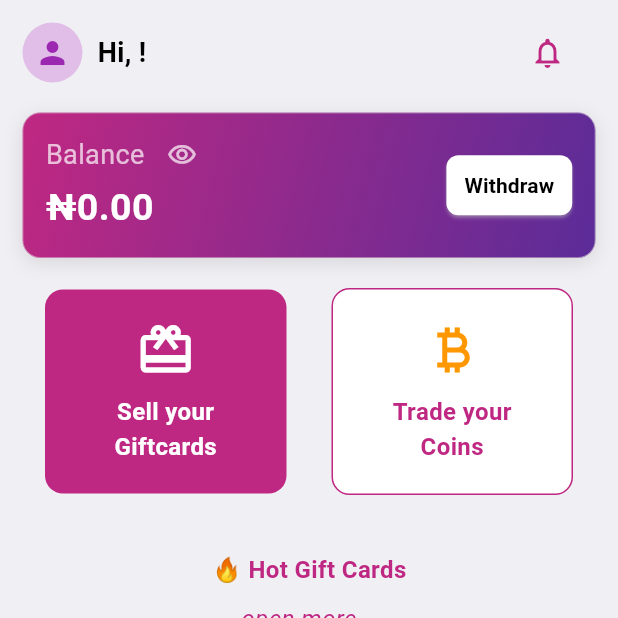
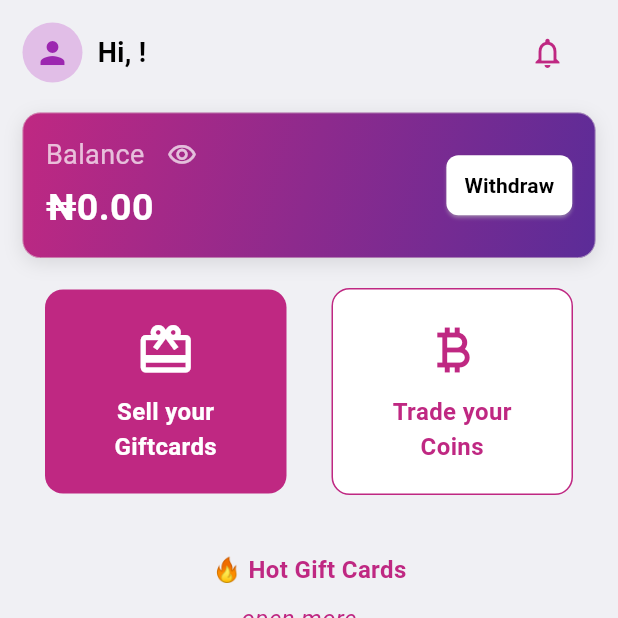
Before and after one commit to etineh/Legitcards-user-app, a Flutter app: the DashboardScreen screen opened directly with empty values, on a phone screen of 412 x 824 dp, the top half of it. Run offline on Flutter 3.47's test engine with Material 3 defaults, Android fonts, the phone set to English and light mode, and no system bars; our stand-ins replace awesome_notifications, cached_network_image, device_info_plus, firebase_auth, firebase_core, firebase_database and 10 more; missing offline and left inert: cloudinary_public, encrypt; accounts and stored records are empty; network calls fail.

```diff
--- a/lib/Utilities/adjust_utils.dart
+++ b/lib/Utilities/adjust_utils.dart
@@ -194,4 +194,29 @@ class AdjustUtils {
       return words[0][0].toUpperCase();
     }
   }
+
+  static final _random = Random();
+
+  // Common Nigerian prefixes
+  static const List<String> _prefixes = [
+    "070",
+    "080",
+    "081",
+    "090",
+    "091",
+    "071",
+  ];
+
+  /// Generates a random 11-digit Nigerian phone number
+  static String randomNGNumber() {
+    final prefix = _prefixes[_random.nextInt(_prefixes.length)];
+
+    // generate the remaining 8 digits
+    StringBuffer buffer = StringBuffer(prefix);
+    for (int i = 0; i < 8; i++) {
+      buffer.write(_random.nextInt(10)); // 0–9
+    }
+
+    return normalizePhone(buffer.toString());
+  }
 }
--- a/lib/constants/k.dart
+++ b/lib/constants/k.dart
@@ -54,6 +54,7 @@ class K {
 
   static const VERSION_CODE = "16017";
   static const VERSION_NAME = "1.28.0";
+  static const iOS_VERSION_CODE = "5";
 
   static bool isAndroid() {
     return Platform.isAndroid;
--- a/lib/data/models/auth_model.dart
+++ b/lib/data/models/auth_model.dart
@@ -4,7 +4,7 @@ class UpdateUserM {
   String? userid;
   final String firstname;
   final String lastname;
-  final String phoneNumber;
+  final String? phoneNumber;
   // String? email;
   final String password;
   final String gender;
@@ -14,7 +14,7 @@ class UpdateUserM {
     required this.userid,
     required this.firstname,
     required this.lastname,
-    required this.phoneNumber,
+    this.phoneNumber,
     // required this.email,
     required this.password,
     required this.gender,
@@ -53,7 +53,7 @@ class UserNavigationData {
 class SignModel {
   final String email;
   final String password;
-  final String phoneNumber;
+  final String? phoneNumber;
   final String devicename;
   final String devicetype;
   final String deviceos;
@@ -61,7 +61,7 @@ class SignModel {
   SignModel({
     required this.email,
     required this.password,
-    required this.phoneNumber,
+    this.phoneNumber,
     required this.devicename,
     required this.devicetype,
     required this.deviceos,
--- a/lib/screens/dashboard/dashboard_screen.dart
+++ b/lib/screens/dashboard/dashboard_screen.dart
@@ -126,15 +126,13 @@ class _DashboardScreenState extends State<DashboardScreen> {
                 currentIndex = index;
               });
             },
-            items: [
-              const BottomNavigationBarItem(
-                  icon: Icon(Icons.home), label: "Home"),
-              const BottomNavigationBarItem(
+            items: const [
+              BottomNavigationBarItem(icon: Icon(Icons.home), label: "Home"),
+              BottomNavigationBarItem(
                   icon: Icon(Icons.card_giftcard), label: "Cards"),
-              if (Platform.isAndroid)
-                const BottomNavigationBarItem(
-                    icon: Icon(Icons.currency_bitcoin), label: "Coins"),
-              const BottomNavigationBarItem(
+              BottomNavigationBarItem(
+                  icon: Icon(Icons.currency_bitcoin), label: "Coins"),
+              BottomNavigationBarItem(
                   icon: Icon(Icons.history), label: "History"),
             ],
           ),
@@ -169,14 +167,10 @@ class _DashboardScreenState extends State<DashboardScreen> {
           transferSelectCard: card,
         );
       case 2:
-        return Platform.isIOS
-            ? HistoryScreen(
-                userProfileM: userProfileM,
-              )
-            : CoinScreen(
-                userProfileM: userProfileM,
-                onTabChange: onTabChange,
-              );
+        return CoinScreen(
+          userProfileM: userProfileM,
+          onTabChange: onTabChange,
+        );
       case 3:
         return HistoryScreen(
           userProfileM: userProfileM,
--- a/lib/screens/dashboard/home/home_screen.dart
+++ b/lib/screens/dashboard/home/home_screen.dart
@@ -432,7 +432,7 @@ class _HomeScreenState extends State<HomeScreen> {
                       color: Colors.white, size: 40),
                   const SizedBox(height: 10),
                   Text(
-                    Platform.isIOS ? "Giftcards\n" : "Sell your\nGiftcards",
+                    Platform.isIOS ? "Gift Cards" : "Sell your\nGiftcards",
                     textAlign: TextAlign.center,
                     style: const TextStyle(
                       color: Colors.white,
@@ -440,6 +440,14 @@ class _HomeScreenState extends State<HomeScreen> {
                       fontWeight: FontWeight.bold,
                     ),
                   ),
+                  if (Platform.isIOS) ...[
+                    const SizedBox(height: 5),
+                    const CustomText(
+                      text: "Rate Calculator",
+                      color: Colors.white,
+                      size: 13,
+                    )
+                  ],
                 ],
               ),
             ),
@@ -451,7 +459,7 @@ class _HomeScreenState extends State<HomeScreen> {
           child: InkWell(
             onTap: () {
               // Navigate to trade coins
-              Platform.isIOS ? onTabChange?.call(1) : onTabChange?.call(2);
+              onTabChange?.call(2);
             },
             child: Container(
               padding: const EdgeInsets.all(20),
@@ -463,15 +471,11 @@ class _HomeScreenState extends State<HomeScreen> {
               ),
               child: Column(
                 children: [
-                  Icon(
-                      Platform.isIOS
-                          ? Icons.rate_review
-                          : Icons.currency_bitcoin,
-                      color: Colors.orange,
-                      size: 40),
+                  const Icon(Icons.currency_bitcoin,
+                      color: AppColors.lightPurple, size: 40),
                   const SizedBox(height: 10),
                   Text(
-                    Platform.isIOS ? "Rate\nCalculator" : "Trade your\nCoins",
+                    Platform.isIOS ? "Crypto\nTo Naira" : "Trade your\nCoins",
                     textAlign: TextAlign.center,
                     style: TextStyle(
                       color: context.purpleText,
@@ -646,7 +650,7 @@ class _HomeScreenState extends State<HomeScreen> {
             ListView.builder(
               shrinkWrap: true,
               physics: const NeverScrollableScrollPhysics(),
-              padding: const EdgeInsets.symmetric(horizontal: 16),
+              padding: const EdgeInsets.symmetric(horizontal: 6),
               itemCount: categories.length,
               itemBuilder: (context, index) {
                 final category = categories[index];
@@ -701,7 +705,41 @@ class _HomeScreenState extends State<HomeScreen> {
                               ),
                             ),
                           ),
-                    title: CustomText(text: category.name, shouldBold: true),
+                    title: CustomText(
+                      text: category.name,
+                      shouldBold: Platform.isAndroid,
+                    ),
+                    trailing: Platform.isIOS
+                        ? ElevatedButton(
+                            style: ElevatedButton.styleFrom(
+                              backgroundColor: AppColors.lightPurple,
+                              foregroundColor: Colors.white,
+                              shape: RoundedRectangleBorder(
+                                borderRadius: BorderRadius.circular(8),
+                              ),
+                              padding: const EdgeInsets.symmetric(
+                                horizontal: 16,
+                                vertical: 8,
+                              ),
+                            ),
+                            onPressed: () {
+                              // open the card screen
+                              widget.onTabChange?.call(1);
+
+                              // pass the selected card to the screen
+                              widget.onCardSelected?.call(category);
+
+                              // fetch card rate
+                              giftCardVM.fetchAssetRates(
+                                userProfileM!,
+                                category.id,
+                                context: context,
+                                shouldLoad: true,
+                              );
+                            },
+                            child: const Text("Check Rate"),
+                          )
+                        : null,
                     onTap: () {
                       // open the card screen
                       widget.onTabChange?.call(1);
--- a/lib/screens/wallet/withdrawal_screen.dart
+++ b/lib/screens/wallet/withdrawal_screen.dart
@@ -1,3 +1,5 @@
+import 'dart:io';
+
 import 'package:flutter/foundation.dart';
 import 'package:flutter/material.dart';
 import 'package:go_router/go_router.dart';
@@ -192,6 +194,7 @@ class _WithdrawalScreenState extends State<WithdrawalScreen> {
       "pin": pin,
       "id": userProfileM.userid,
       "version": K.VERSION_CODE,
+      "iOSVersion": Platform.isIOS ? K.iOS_VERSION_CODE : null,
     };
 
     WalletViewModel walletVM =
--- a/pubspec.yaml
+++ b/pubspec.yaml
@@ -4,7 +4,7 @@ description: "A new Flutter project."
 # pub.dev using `flutter pub publish`. This is preferred for private packages.
 publish_to: 'none' # Remove this line if you wish to publish to pub.dev
 
-version: 1.5.2+4
+version: 1.5.3+5
 
 environment:
   sdk: ^3.5.4
```
Also changed, not shown: lib/screens/auth/signup_screen.dart (+11 -9 lines), lib/screens/dashboard/gift_cards/gift_card_screen.dart (+7 -2 lines), lib/screens/dashboard/history/history_screen.dart (+6 -7 lines), lib/services/validation_service.dart (+16 -3 lines), img.png (deleted), 1 other file.
